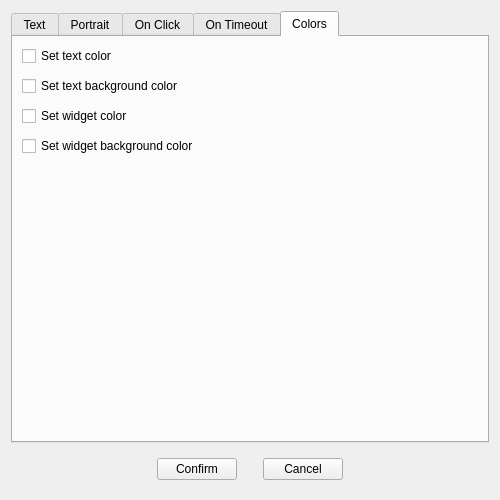
Above: src/Editor/Script/NotificationSnippetOverlay.ui from RemotelyChaotic/JOIPEngine before the change. Below: the same form after it.
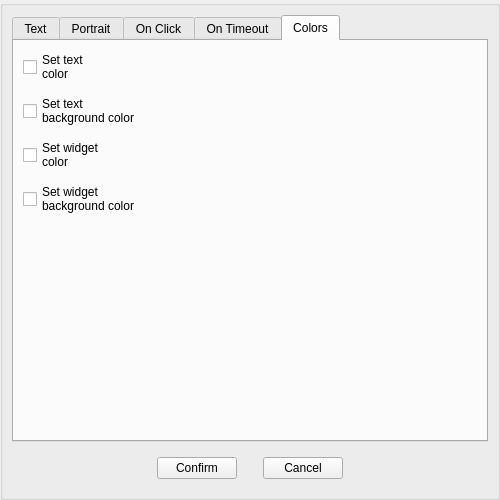
That is the form after the change. The open tabs and pages were chosen to show the change. Custom widgets are drawn as their Qt base class.

Commit message: Ui, help and style for notifications code insertion

```diff
--- a/src/Editor/Script/NotificationSnippetOverlay.ui
+++ b/src/Editor/Script/NotificationSnippetOverlay.ui
@@ -14,7 +14,25 @@
    <string>Form</string>
   </property>
   <layout class="QGridLayout" name="gridLayout">
+   <property name="leftMargin">
+    <number>0</number>
+   </property>
+   <property name="topMargin">
+    <number>0</number>
+   </property>
+   <property name="rightMargin">
+    <number>0</number>
+   </property>
+   <property name="bottomMargin">
+    <number>0</number>
+   </property>
    <item row="0" column="0">
+    <widget class="QGroupBox" name="groupBox">
+     <property name="title">
+      <string/>
+     </property>
+     <layout class="QGridLayout" name="gridLayout_14">
+      <item row="1" column="0">
     <widget class="QTabWidget" name="pTabWidget">
      <property name="currentIndex">
       <number>0</number>
@@ -464,15 +482,23 @@
        </property>
        <item row="0" column="0">
         <widget class="QCheckBox" name="pSetTextColorCheckBox">
+            <property name="sizePolicy">
+             <sizepolicy hsizetype="Minimum" vsizetype="Fixed">
+              <horstretch>1</horstretch>
+              <verstretch>0</verstretch>
+             </sizepolicy>
+            </property>
          <property name="text">
-          <string>Set text color</string>
+             <string>Set text
+color</string>
          </property>
         </widget>
        </item>
        <item row="1" column="0">
         <widget class="QCheckBox" name="pSetTextBackgroundColorCheckBox">
          <property name="text">
-          <string>Set text background color</string>
+             <string>Set text
+background color</string>
          </property>
         </widget>
        </item>
@@ -488,17 +514,26 @@
        <item row="2" column="0">
         <widget class="QCheckBox" name="pSetWidgetColorCheckBox">
          <property name="text">
-          <string>Set widget color</string>
+             <string>Set widget
+color</string>
          </property>
         </widget>
        </item>
        <item row="0" column="1">
-        <widget class="CColorPicker" name="pTextColor" native="true"/>
+           <widget class="CColorPicker" name="pTextColor" native="true">
+            <property name="sizePolicy">
+             <sizepolicy hsizetype="Preferred" vsizetype="Preferred">
+              <horstretch>2</horstretch>
+              <verstretch>0</verstretch>
+             </sizepolicy>
+            </property>
+           </widget>
        </item>
        <item row="3" column="0">
         <widget class="QCheckBox" name="pSetWidgetBackgrounColorCheckBox">
          <property name="text">
-          <string>Set widget background color</string>
+             <string>Set widget
+background color</string>
          </property>
         </widget>
        </item>
@@ -519,7 +554,7 @@
      </widget>
     </widget>
    </item>
-   <item row="1" column="0">
+      <item row="2" column="0">
     <widget class="QWidget" name="widget" native="true">
      <layout class="QGridLayout" name="gridLayout_10">
       <item row="2" column="2">
@@ -576,6 +611,9 @@
         <property name="text">
          <string>Cancel</string>
         </property>
+          </widget>
+         </item>
+        </layout>
        </widget>
       </item>
      </layout>
```
Lines whose indentation alone changed are shown as unchanged. The commit also changes 19 other files.
